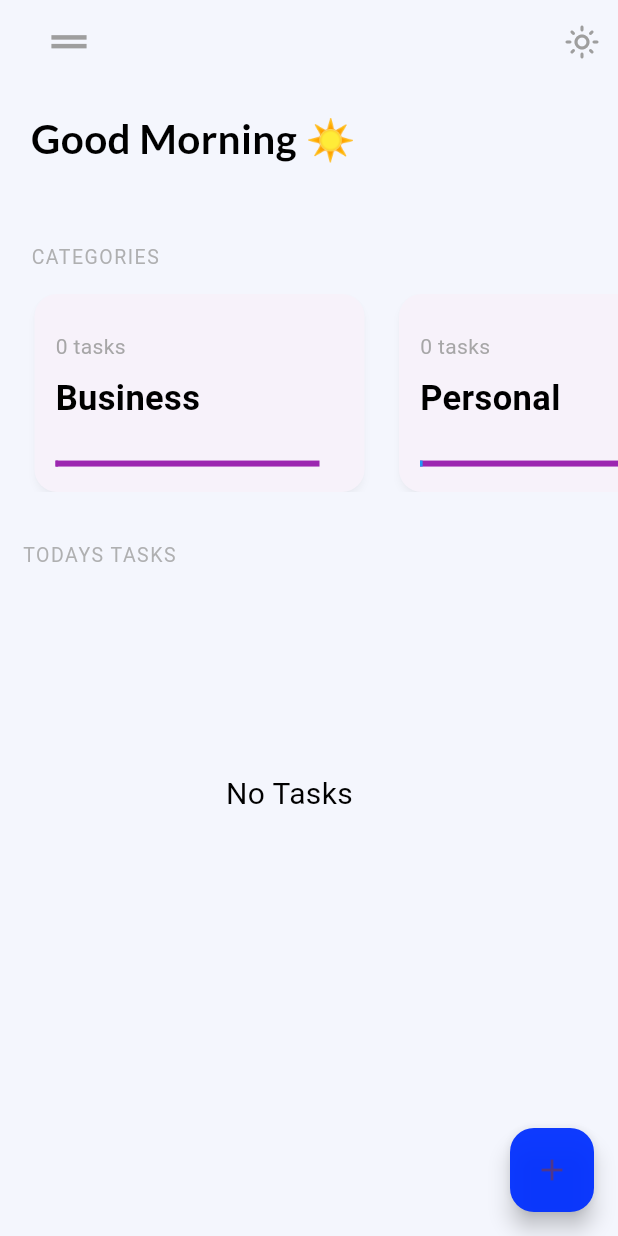
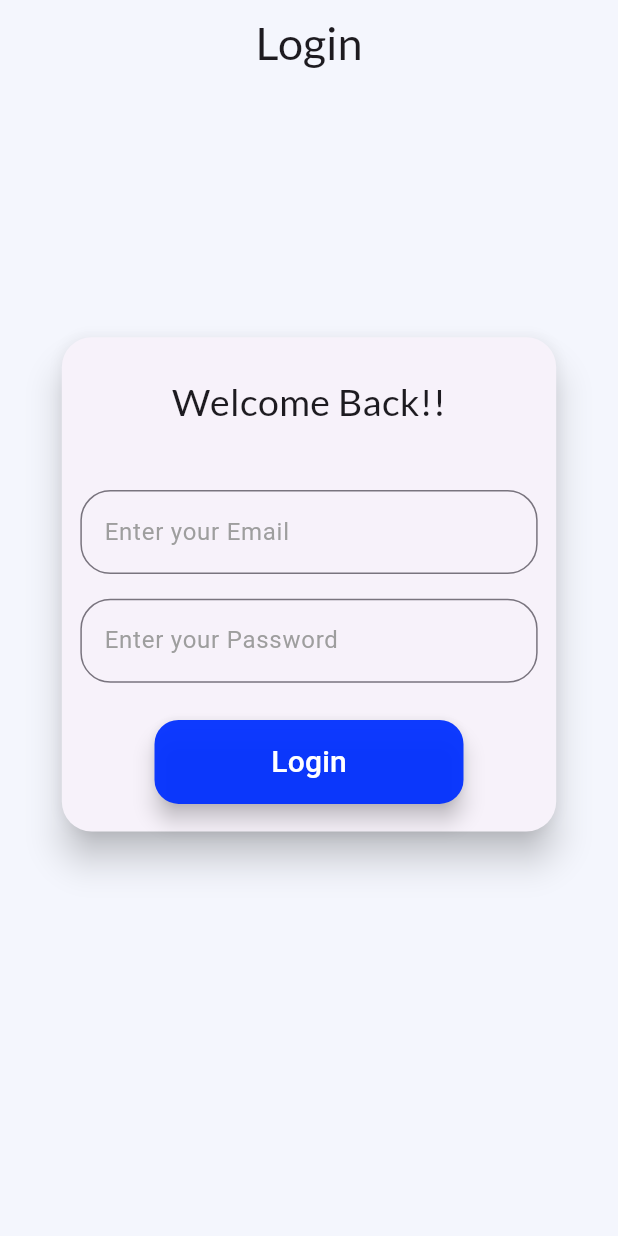
Before and after one commit to Harshil2901/ToDoList, a Flutter app: the screen it shows after launch, on a phone screen of 412 x 824 dp. Run offline on Flutter 3.47's test engine with Material 3 defaults, Android fonts, the phone set to English and light mode, and no system bars; drawn by our look-alikes of fl_chart; our stand-ins replace animate_do, flutter_slidable, font_awesome_flutter, google_fonts, page_transition, shared_preferences and 2 more.

Commit message:
login page

```diff
--- /dev/null
+++ b/lib/Auth/login.dart
@@ -0,0 +1,125 @@
+import 'package:flutter/material.dart';
+import 'package:google_fonts/google_fonts.dart';
+import 'package:http/http.dart' as http;
+import 'package:todolist/constant/constant.dart';
+import 'dart:convert';
+
+class LoginPage extends StatefulWidget {
+  const LoginPage({Key? key}) : super(key: key);
+
+  @override
+  State<LoginPage> createState() => _LoginPageState();
+}
+
+class _LoginPageState extends State<LoginPage> {
+  @override
+  Widget build(BuildContext context) {
+    final TextEditingController emailController = TextEditingController();
+    final TextEditingController passwordController = TextEditingController();
+
+    var we = MediaQuery.of(context).size.width;
+    var he = MediaQuery.of(context).size.height;
+
+    Future login() async {
+      try {
+        http.Response response = await http.post(Uri.parse(createNewNotes),
+            headers: {
+              'Content-Type': 'application/json'
+            },
+            body: {
+              "email": emailController.text,
+              "password": passwordController.text
+            });
+        if (response.statusCode == 200) {
+          var responseData = jsonEncode(response.body);
+          print(responseData);
+        }
+      } catch (e) {
+        Throw Exception("Error $e");
+      }
+    }
+
+    return Scaffold(
+      appBar: AppBar(
+        elevation: 0,
+        backgroundColor: AppBarTheme.of(context).backgroundColor,
+        title: Center(
+          child: Text(
+            "Login",
+            style: GoogleFonts.lato(fontSize: 30),
+          ),
+        ),
+      ),
+      body: SizedBox(
+        width: we,
+        height: he,
+        child: Column(
+          children: [
+            SizedBox(
+              height: he * 0.2,
+            ),
+            Card(
+              shape: RoundedRectangleBorder(
+                  borderRadius: BorderRadius.circular(20)),
+              elevation: 10,
+              child: Container(
+                padding: EdgeInsets.only(left: we * 0.03, right: we * 0.03),
+                height: he * 0.4,
+                width: we * 0.8,
+                child: Column(
+                  children: [
+                    SizedBox(
+                      height: he * 0.03,
+                    ),
+                    Text(
+                      "Welcome Back!!",
+                      style: GoogleFonts.lato(fontSize: 25),
+                    ),
+                    SizedBox(
+                      height: he * 0.05,
+                    ),
+                    TextField(
+                      controller: emailController,
+                      decoration: InputDecoration(
+                          border: OutlineInputBorder(
+                              borderRadius: BorderRadius.circular(20)),
+                          hintStyle: const TextStyle(color: Colors.grey),
+                          hintText: "Enter your Email"),
+                    ),
+                    SizedBox(
+                      height: he * 0.02,
+                    ),
+                    TextField(
+                      controller: passwordController,
+                      decoration: InputDecoration(
+                          border: OutlineInputBorder(
+                              borderRadius: BorderRadius.circular(20)),
+                          hintStyle: const TextStyle(color: Colors.grey),
+                          hintText: "Enter your Password"),
+                    ),
+                    SizedBox(
+                      height: he * 0.03,
+                    ),
+                    Container(
+                      width: we * 0.5,
+                      child: FloatingActionButton.extended(
+                          onPressed: () {
+                            login();
+                          },
+                          backgroundColor: const Color(0xFF0002FFF),
+                          splashColor: Colors.lightBlue,
+                          label: const Text(
+                            "Login",
+                            style: TextStyle(color: Colors.white, fontSize: 20),
+                          )),
+                    ),
+                  ],
+                ),
+              ),
+            ),
+          ],
+        ),
+      ),
+    );
+  }
+}
--- a/lib/main.dart
+++ b/lib/main.dart
@@ -1,4 +1,5 @@
 import "package:flutter/material.dart";
+import 'package:todolist/Auth/login.dart';
 import 'package:todolist/pages/Drawerhidden/hiddendrawer.dart';
 import 'package:provider/provider.dart';
 import 'package:todolist/data/shared/Task_saved.dart';
@@ -26,7 +27,8 @@ class MyApp extends StatelessWidget {
             themeMode: themeProvider.themeMode,
             darkTheme: Mytheme.darktheme,
             theme: Mytheme.lighttheme,
-            home: HiddenDrawer(),
+            home: LoginPage(),
+            // home: HiddenDrawer(),
           );
         },
       );
```
